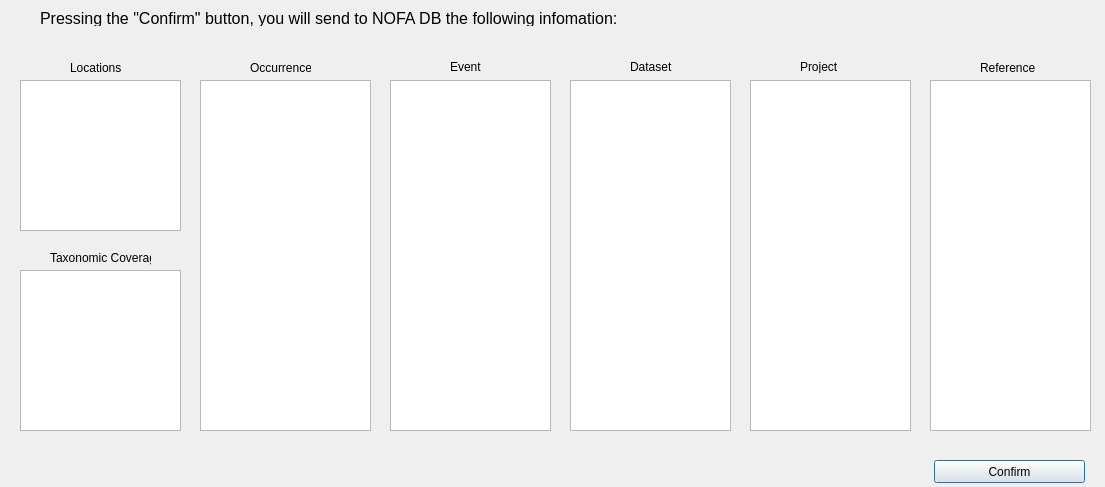
Qt form preview_dialog.ui (NINAnor/NOFAInsert) before a commit.
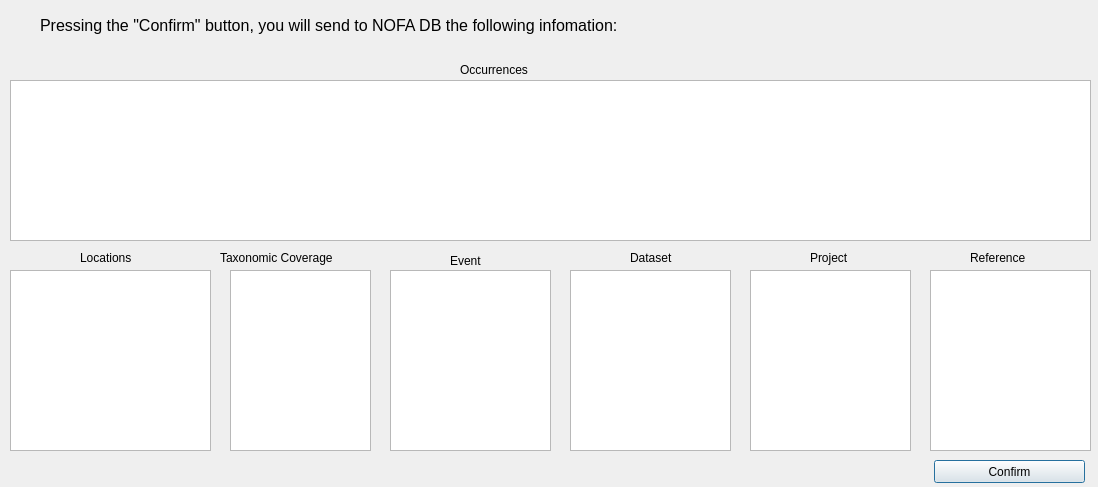
The same form after that commit.

Commit message: table added to preview

```diff
--- a/preview_dialog.ui
+++ b/preview_dialog.ui
@@ -6,7 +6,7 @@
    <rect>
     <x>0</x>
     <y>0</y>
-    <width>1105</width>
+    <width>1098</width>
     <height>487</height>
    </rect>
   </property>
@@ -16,10 +16,10 @@
   <widget class="QListWidget" name="listWidget_1">
    <property name="geometry">
     <rect>
-     <x>20</x>
-     <y>80</y>
-     <width>161</width>
-     <height>151</height>
+     <x>10</x>
+     <y>270</y>
+     <width>201</width>
+     <height>181</height>
     </rect>
    </property>
    <property name="font">
@@ -31,20 +31,10 @@
   <widget class="QListWidget" name="listWidget_3">
    <property name="geometry">
     <rect>
-     <x>20</x>
+     <x>230</x>
      <y>270</y>
-     <width>161</width>
-     <height>161</height>
-    </rect>
-   </property>
-  </widget>
-  <widget class="QListWidget" name="listWidget_2">
-   <property name="geometry">
-    <rect>
-     <x>200</x>
-     <y>80</y>
-     <width>171</width>
-     <height>351</height>
+     <width>141</width>
+     <height>181</height>
     </rect>
    </property>
   </widget>
@@ -52,9 +42,9 @@
    <property name="geometry">
     <rect>
      <x>390</x>
-     <y>80</y>
+     <y>270</y>
      <width>161</width>
-     <height>351</height>
+     <height>181</height>
     </rect>
    </property>
   </widget>
@@ -62,9 +52,9 @@
    <property name="geometry">
     <rect>
      <x>570</x>
-     <y>80</y>
+     <y>270</y>
      <width>161</width>
-     <height>351</height>
+     <height>181</height>
     </rect>
    </property>
   </widget>
@@ -73,8 +63,8 @@
     <rect>
      <x>40</x>
      <y>10</y>
-     <width>601</width>
-     <height>16</height>
+     <width>941</width>
+     <height>31</height>
     </rect>
    </property>
    <property name="font">
@@ -102,9 +92,9 @@
   <widget class="QLabel" name="label_2">
    <property name="geometry">
     <rect>
-     <x>70</x>
-     <y>60</y>
-     <width>71</width>
+     <x>80</x>
+     <y>250</y>
+     <width>81</width>
      <height>16</height>
     </rect>
    </property>
@@ -115,9 +105,9 @@
   <widget class="QLabel" name="label_3">
    <property name="geometry">
     <rect>
-     <x>50</x>
+     <x>220</x>
      <y>250</y>
-     <width>101</width>
+     <width>161</width>
      <height>16</height>
     </rect>
    </property>
@@ -128,23 +118,23 @@
   <widget class="QLabel" name="label_4">
    <property name="geometry">
     <rect>
-     <x>250</x>
+     <x>460</x>
      <y>60</y>
-     <width>61</width>
-     <height>16</height>
+     <width>101</width>
+     <height>20</height>
     </rect>
    </property>
    <property name="text">
-    <string>Occurrence</string>
+    <string>Occurrences</string>
    </property>
   </widget>
   <widget class="QLabel" name="label_5">
    <property name="geometry">
     <rect>
      <x>450</x>
-     <y>60</y>
+     <y>250</y>
      <width>47</width>
-     <height>13</height>
+     <height>21</height>
     </rect>
    </property>
    <property name="text">
@@ -155,9 +145,9 @@
    <property name="geometry">
     <rect>
      <x>630</x>
-     <y>60</y>
-     <width>47</width>
-     <height>13</height>
+     <y>250</y>
+     <width>61</width>
+     <height>16</height>
     </rect>
    </property>
    <property name="text">
@@ -168,9 +158,9 @@
    <property name="geometry">
     <rect>
      <x>750</x>
-     <y>80</y>
+     <y>270</y>
      <width>161</width>
-     <height>351</height>
+     <height>181</height>
     </rect>
    </property>
   </widget>
@@ -178,19 +168,19 @@
    <property name="geometry">
     <rect>
      <x>930</x>
-     <y>80</y>
+     <y>270</y>
      <width>161</width>
-     <height>351</height>
+     <height>181</height>
     </rect>
    </property>
   </widget>
   <widget class="QLabel" name="label_7">
    <property name="geometry">
     <rect>
-     <x>800</x>
-     <y>60</y>
-     <width>47</width>
-     <height>13</height>
+     <x>810</x>
+     <y>250</y>
+     <width>61</width>
+     <height>16</height>
     </rect>
    </property>
    <property name="text">
@@ -200,9 +190,9 @@
   <widget class="QLabel" name="label_8">
    <property name="geometry">
     <rect>
-     <x>980</x>
-     <y>60</y>
-     <width>61</width>
+     <x>970</x>
+     <y>250</y>
+     <width>81</width>
      <height>16</height>
     </rect>
    </property>
@@ -210,6 +200,16 @@
     <string>Reference</string>
    </property>
   </widget>
+  <widget class="QTableWidget" name="table">
+   <property name="geometry">
+    <rect>
+     <x>10</x>
+     <y>80</y>
+     <width>1081</width>
+     <height>161</height>
+    </rect>
+   </property>
+  </widget>
  </widget>
  <resources/>
  <connections/>
```
The commit also changes 1 other file.
